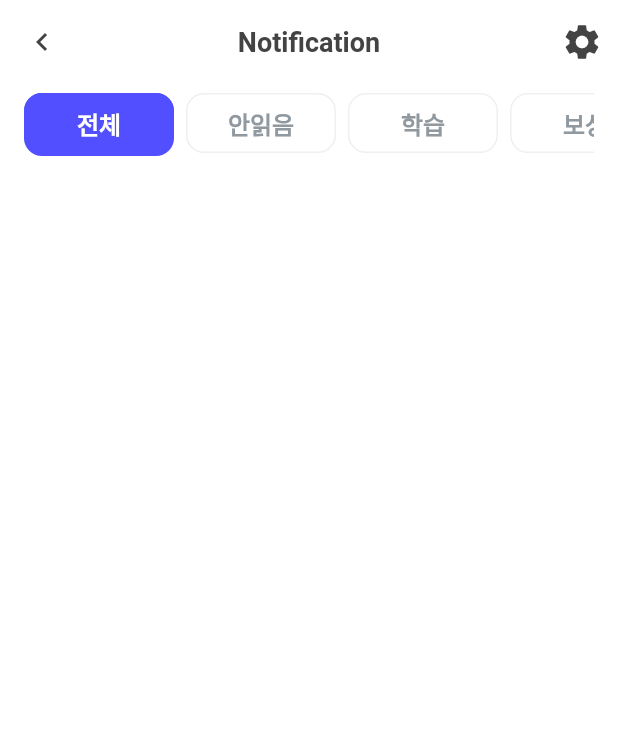
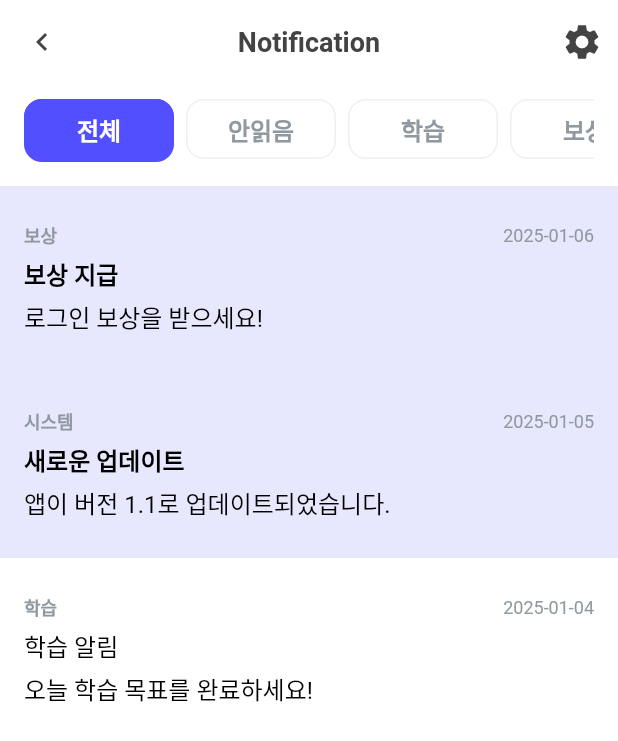
Before and after one commit to ChristineKangHee/Glang, a Flutter app: the NotificationPage screen opened by its route, on a phone screen of 412 x 824 dp. Shown: the top 741 px of the screen. Run offline on Flutter 3.47's test engine with Material 3 defaults, Android fonts, the phone set to English and light mode, and no system bars; our stand-ins replace easy_localization, firebase_auth, firebase_core, flutter_dotenv, flutter_local_notifications, flutter_riverpod and 2 more; accounts and stored records are empty; Roboto replaces fonts that are missing (Pretendard); project files that could hold a hidden picture were left out.

Commit message:
[Feat] Notification Tabbar 수정, Pull to Refresh 추가 (2025.01.06)

```diff
--- a/lib/view/home/notification/components/notification_item_widget.dart
+++ b/lib/view/home/notification/components/notification_item_widget.dart
@@ -34,7 +34,7 @@ class NotificationItemWidget extends StatelessWidget {
       title: Row(
         mainAxisAlignment: MainAxisAlignment.spaceBetween,
         children: [
-          Text(category, style: body_xxsmall(context).copyWith(color: customColors.neutral60),), // 날짜 포맷팅 적용
+          Text(category, style: body_xxsmall_semi(context).copyWith(color: customColors.neutral60),), // 날짜 포맷팅 적용
           Text(NotificationUtil.formatDate(date), style: body_xxsmall(context).copyWith(color: customColors.neutral60),), // 날짜 포맷팅 적용
           // if (!isRead)
           //   const Icon(Icons.circle, size: 8, color: Colors.red), // 읽지 않은 알림 표시
@@ -43,7 +43,9 @@ class NotificationItemWidget extends StatelessWidget {
       subtitle: Column(
         crossAxisAlignment: CrossAxisAlignment.start,
         children: [
+          const SizedBox(height: 4),
           Text(title, style: isRead ? body_small(context) : body_small_semi(context),),
+          const SizedBox(height: 4,),
           Text(description, style: body_small(context)),
         ],
       ),
--- a/lib/view/home/notification/components/notification_tab_bar.dart
+++ b/lib/view/home/notification/components/notification_tab_bar.dart
@@ -20,7 +20,9 @@ class NotificationTabBar extends StatelessWidget implements PreferredSizeWidget
     return AnimatedBuilder(
       animation: tabController,
       builder: (context, _) {
-        return Padding(
+        return Column(
+          children: [
+            Padding(
               padding: const EdgeInsets.fromLTRB(16, 0, 16, 0),// 탭 전체의 패딩
               child: TabBar(
                 labelPadding: EdgeInsets.only(right: 8), // 탭 간의 패딩!!!!
@@ -41,6 +43,9 @@ class NotificationTabBar extends StatelessWidget implements PreferredSizeWidget
                   );
                 }),
               ),
+            ),
+            const SizedBox(height: 16), // TabBar 아래 16픽셀 공간 추가
+          ],
         );
       },
     );
@@ -72,5 +77,5 @@ class NotificationTabBar extends StatelessWidget implements PreferredSizeWidget
   }
 
   @override
-  Size get preferredSize => const Size.fromHeight(48); // TabBar 높이 설정
+  Size get preferredSize => const Size.fromHeight(68); // TabBar 높이 설정
 }
--- a/lib/view/home/notification/notification_page.dart
+++ b/lib/view/home/notification/notification_page.dart
@@ -1,9 +1,3 @@
-/// File: notification_page.dart
-/// Purpose: 알림 탭별 내용을 표시하고, 탭과 알림 데이터를 관리하는 화면 구현
-/// Author: 박민준
-/// Created: 2025-01-02
-/// Last Modified: 2025-01-03 by 박민준
-
 import 'package:flutter/material.dart';
 import 'package:flutter_riverpod/flutter_riverpod.dart';
 import 'package:readventure/theme/font.dart';
@@ -14,7 +8,6 @@ import '../../../util/notification_util.dart';
 import '../../components/custom_app_bar.dart';
 import 'components/notification_tab_bar.dart';
 import 'components/notification_item_widget.dart';
-import '../../../theme/font.dart';
 
 class NotificationPage extends ConsumerStatefulWidget {
   const NotificationPage({Key? key}) : super(key: key);
@@ -40,9 +33,10 @@ class _NotificationPageState extends ConsumerState<NotificationPage> with Single
 
   @override
   Widget build(BuildContext context) {
-    final notifications = ref.watch(notificationProvider); // 알림 데이터 가져오기
+    final notifications = ref.watch(notificationProvider);
     final customColors = Theme.of(context).extension<CustomColors>()!;
     final textStyle = body_medium_semi(context).copyWith(color: customColors.neutral30 ?? Colors.grey);
+
     // 탭별로 데이터를 필터링 및 정렬
     final allNotifications = NotificationUtil.sortByDate(notifications);
     final unreadNotifications = NotificationUtil.filterUnread(allNotifications);
@@ -59,26 +53,22 @@ class _NotificationPageState extends ConsumerState<NotificationPage> with Single
         child: TabBarView(
           controller: _tabController,
           children: [
-            SizedBox(),
-            _buildNotificationList(allNotifications, textStyle), // 전체 알림
-            _buildNotificationList(unreadNotifications, textStyle), // 읽지 않은 알림
-            _buildNotificationList(studyNotifications, textStyle), // 학습 관련 알림
-            _buildNotificationList(rewardNotifications, textStyle), // 보상 관련 알림
-            _buildNotificationList(systemNotifications, textStyle), // 시스템 알림
+            _buildRefreshableList(allNotifications, textStyle), // 전체 알림
+            _buildRefreshableList(unreadNotifications, textStyle), // 읽지 않은 알림
+            _buildRefreshableList(studyNotifications, textStyle), // 학습 관련 알림
+            _buildRefreshableList(rewardNotifications, textStyle), // 보상 관련 알림
+            _buildRefreshableList(systemNotifications, textStyle), // 시스템 알림
           ],
         ),
       ),
     );
   }
 
-  Widget _buildNotificationList(List<NotificationItem> items, TextStyle style) {
-    if (items.isEmpty) {
-      return Center(
-        child: Text('받은 알림이 없어요', style: style),
-      ); // 데이터가 없을 때 빈 상태 처리
-    }
-
-    return ListView.builder(
+  Widget _buildRefreshableList(List<NotificationItem> items, TextStyle style) {
+    return RefreshIndicator(
+      onRefresh: ref.read(notificationProvider.notifier).fetchNotifications,
+      child: ListView.builder(
+        physics: const AlwaysScrollableScrollPhysics(), // 스크롤 가능하도록 설정
         itemCount: items.length,
         itemBuilder: (context, index) {
           final item = items[index];
@@ -90,6 +80,7 @@ class _NotificationPageState extends ConsumerState<NotificationPage> with Single
             isRead: item.isRead,
           );
         },
+      ),
     );
   }
 }
--- a/lib/viewmodel/notification_viewmodel.dart
+++ b/lib/viewmodel/notification_viewmodel.dart
@@ -1,9 +1,3 @@
-/// File: notification_viewmodel.dart
-/// Purpose: 알림 상태를 관리하며 알림 추가 및 읽음 상태 업데이트 기능을 제공
-/// Author: 박민준
-/// Created: 2025-01-02
-/// Last Modified: 2025-01-03 by 박민준
-
 import 'package:flutter_riverpod/flutter_riverpod.dart';
 import '../model/notification_item.dart';
 
@@ -38,6 +32,7 @@ class NotificationNotifier extends StateNotifier<List<NotificationItem>> {
     ),
   ];
 
+  /// 알림 추가 메서드
   void addNotification({
     required String title,
     required String description,
@@ -57,6 +52,7 @@ class NotificationNotifier extends StateNotifier<List<NotificationItem>> {
     ];
   }
 
+  /// 알림 읽음 상태 업데이트 메서드
   void markAsRead(int index) {
     state = [
       for (int i = 0; i < state.length; i++)
@@ -72,4 +68,30 @@ class NotificationNotifier extends StateNotifier<List<NotificationItem>> {
           state[i],
     ];
   }
+
+  /// 새로고침 시 알림 데이터를 업데이트하는 메서드
+  Future<void> fetchNotifications() async {
+    print("123");
+    // 서버에서 데이터를 가져오거나 로컬에서 새로운 데이터를 추가하는 로직 작성
+    await Future.delayed(const Duration(seconds: 2)); // 로딩 시간 시뮬레이션
+    final newNotifications = [
+      NotificationItem(
+        title: '새로운 공지',
+        description: '앱 기능이 추가되었습니다.',
+        date: DateTime.now(),
+        category: '시스템',
+        isRead: false,
+      ),
+      NotificationItem(
+        title: '오늘의 학습 알림',
+        description: '학습 목표를 달성해 보세요!',
+        date: DateTime.now().subtract(const Duration(hours: 3)),
+        category: '학습',
+        isRead: false,
+      ),
+    ];
+
+    // 기존 데이터에 새로운 알림 추가
+    state = [...newNotifications, ...state];
+  }
 }
```
Lines whose indentation alone changed are shown as unchanged.
